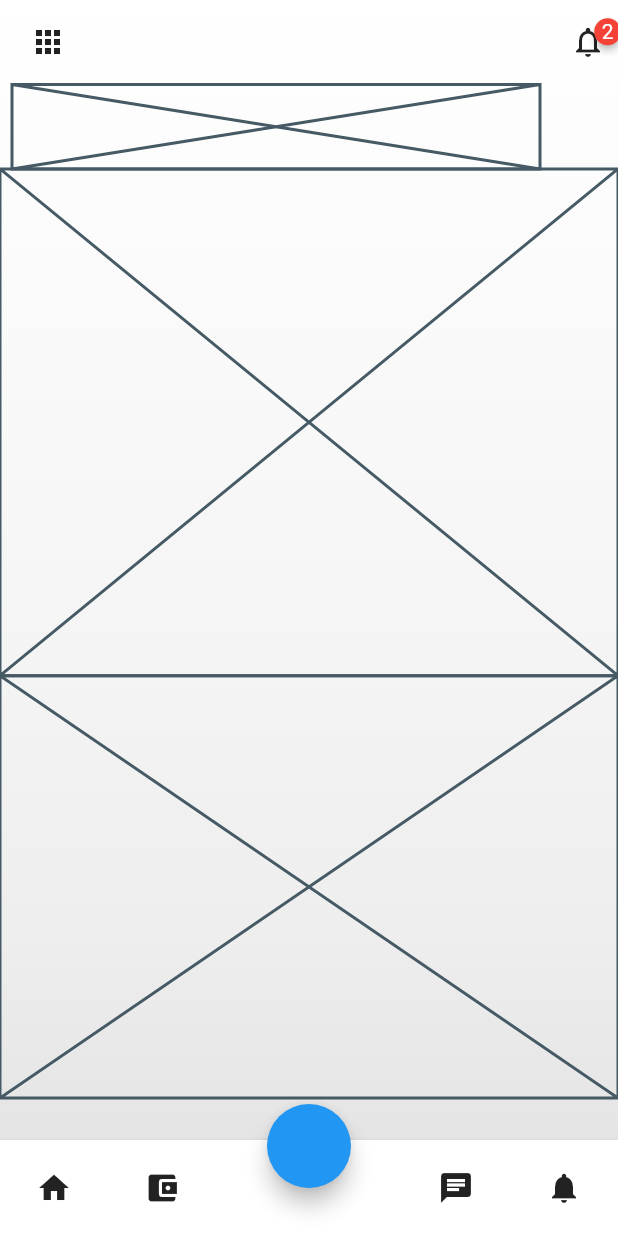
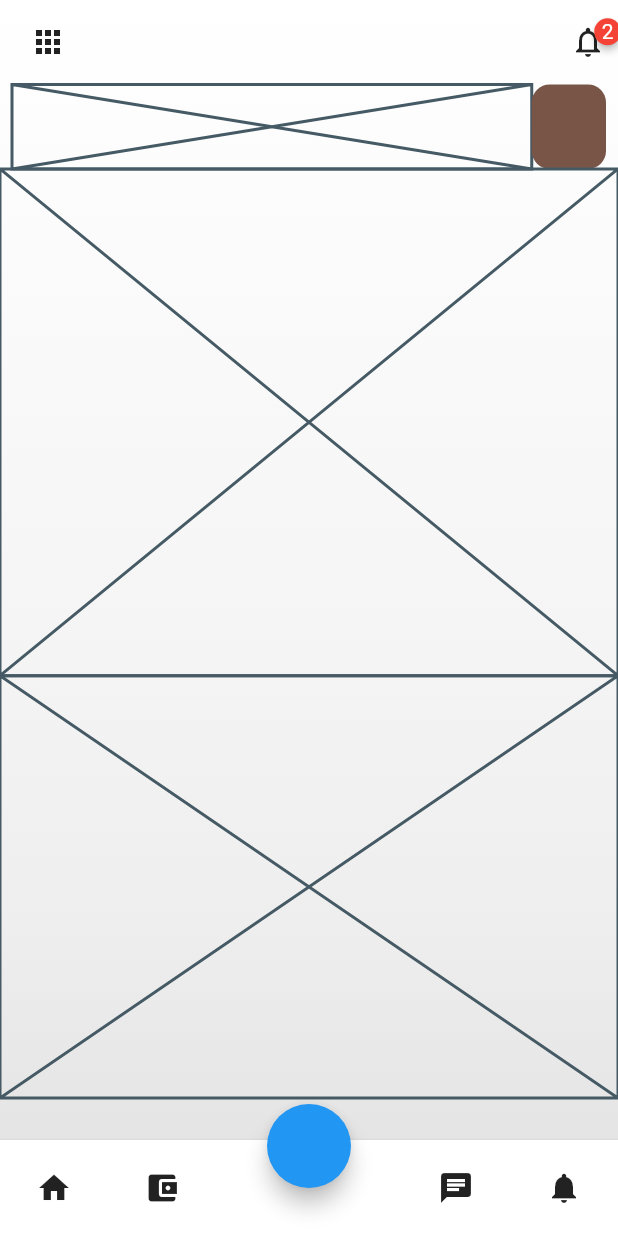
Before and after one commit to JAICHANGPARK/flutter_notebook_11th_story, a Flutter app: the screen it shows after launch, on a phone screen of 412 x 824 dp. Run offline on Flutter 3.47's test engine with Material 2 defaults, Android fonts, the phone set to English and light mode, and no system bars; drawn by our look-alikes of badges; our stand-ins replace backdrop, flutter_inner_drawer, flutter_slidable, flutter_swiper, google_fonts.

Commit message:
Update real_estate_home_page.dart

```diff
--- a/lib/ep731_real_estate_app/ui/real_estate_home_page.dart
+++ b/lib/ep731_real_estate_app/ui/real_estate_home_page.dart
@@ -112,12 +112,14 @@ class _RealEstateHomePageState extends State<RealEstateHomePage> {
                       child: Row(
                         children: [
                           Expanded(
-                            flex: 8,
+                            flex: 7,
                               child: Placeholder()),
                           Expanded(
                               flex: 1,
                               child: Container(
                                 decoration: BoxDecoration(
+                                  borderRadius: BorderRadius.circular(12),
+                                  color: Colors.brown,
 
                                 ),
                               )),
```
